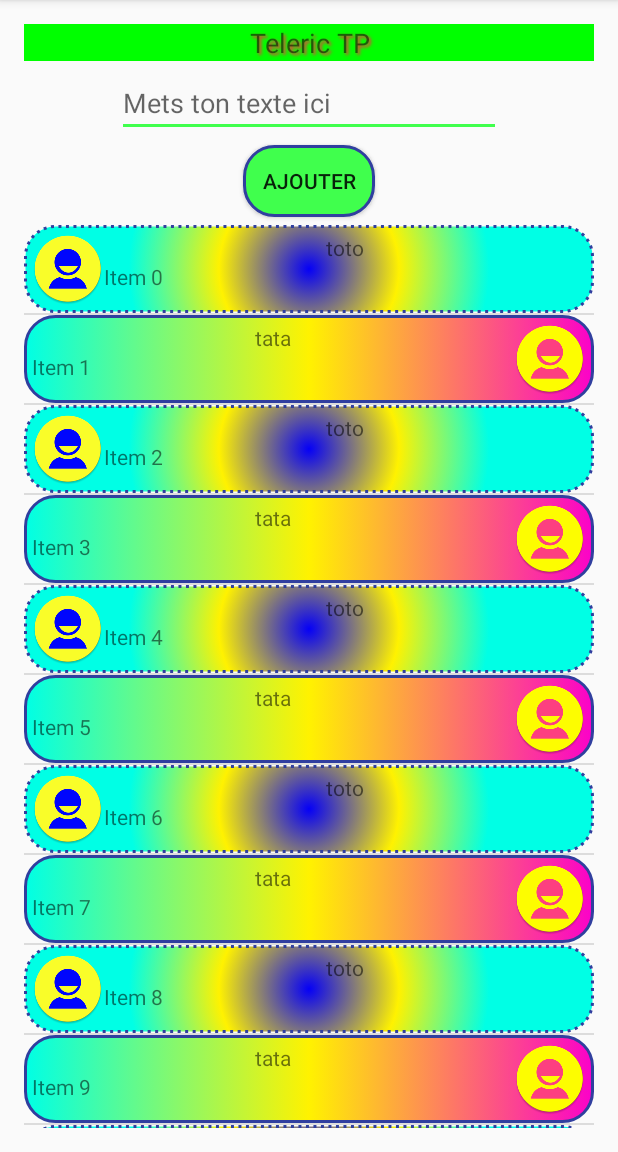
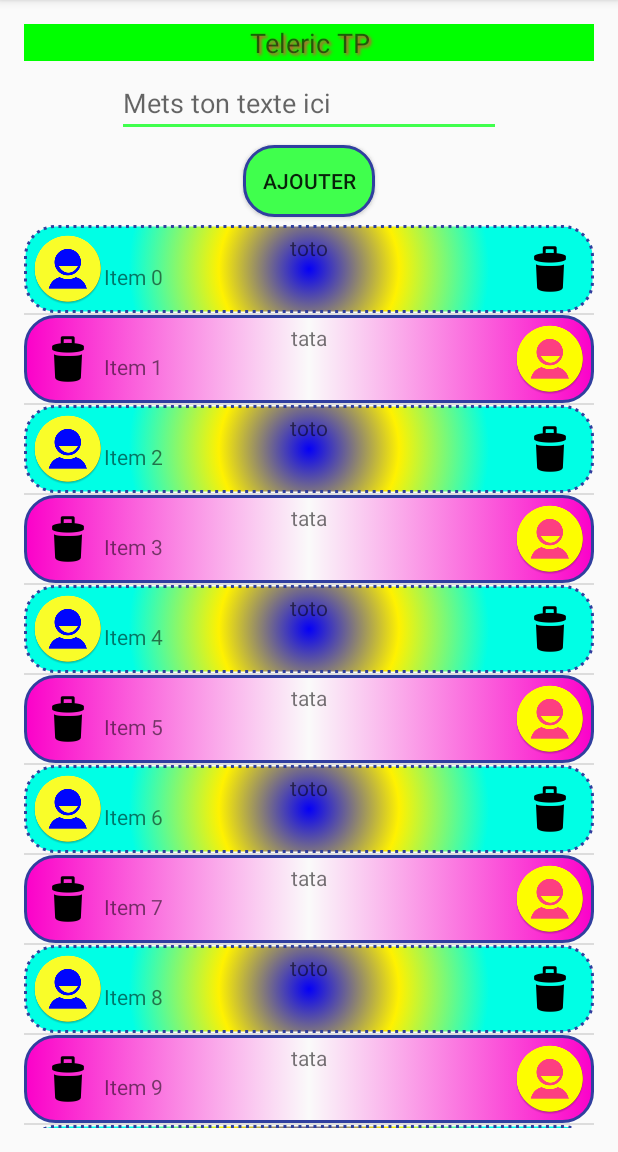
Before and after one commit to MathiasSeguy-Android2EE/MyApplicationTeleric, an Android app: the screen it shows after launch (MainActivity), on a phone screen of 412 x 824 dp, the part 84-1236 px from its top. Run offline under Robolectric (Android 15) with nearby library versions, the phone set to English and light mode, and no system bars.

Commit message:
Adding the trash and the delete item action. ListView tutorial is over

```diff
--- a/app/src/main/java/com/android2ee/formation/juilmmxvi/teleric/view/main/MainActivity.java
+++ b/app/src/main/java/com/android2ee/formation/juilmmxvi/teleric/view/main/MainActivity.java
@@ -120,7 +120,7 @@ public class MainActivity extends MotherActivity {
 //        messages.add(message);
 //        arrayAdapter.notifyDataSetChanged();
         //second
-        humanAdapter.add(new Human(messageTemp, humen.size()));
+        humanAdapter.insert(new Human(messageTemp, humen.size()),0);
         edtMessage.setText("");
     }
 
--- a/app/src/main/java/com/android2ee/formation/juilmmxvi/teleric/view/main/adapter/HumanAdapter.java
+++ b/app/src/main/java/com/android2ee/formation/juilmmxvi/teleric/view/main/adapter/HumanAdapter.java
@@ -68,6 +68,13 @@ public class HumanAdapter extends ArrayAdapter<Human> {
 
     }
 
+    /**
+     * Remove the item at the position position
+     * @param position
+     */
+    private void remove(int position){
+        remove(getItem(position));
+    }
     /***********************************************************
      * Temp variable for getView to avoid creating pointer
      **********************************************************/
@@ -85,7 +92,7 @@ public class HumanAdapter extends ArrayAdapter<Human> {
             }else{
                 rowView=inflater.inflate(R.layout.human_odd,parent,false);
             }
-            vh=new ViewHolder(rowView);
+            vh=new ViewHolder(rowView,this);
             rowView.setTag(vh);
         }
         //update the view
@@ -94,6 +101,7 @@ public class HumanAdapter extends ArrayAdapter<Human> {
         vh.getTxvName().setText(humanTemp.getName());
         vh.getTxvMessage().setText(humanTemp.getMessage());
         vh.getImvPicture().setImageResource(humanTemp.getPicture());
+        vh.setPosition(position);
         //return it
         return rowView;
     }
@@ -111,8 +119,7 @@ public class HumanAdapter extends ArrayAdapter<Human> {
     public int getItemViewType(int position) {
         //depending on the position return in which pool to pick the view
         humanTemp=getItem(position);
-
-        return humanTemp.getName().equals("toto")?0:1;
+        return position%2==0?0:1;
     }
 
     /***********************************************************
@@ -120,11 +127,21 @@ public class HumanAdapter extends ArrayAdapter<Human> {
      **********************************************************/
     public class ViewHolder{
         private TextView txvName,txvMessage;
-        private ImageView imvPicture;
-        public ViewHolder(View view){
+        private ImageView imvPicture,imvDelete;
+        private int position;
+        private HumanAdapter adapter;
+        public ViewHolder(View view, final HumanAdapter adapter){
             txvName= (TextView) view.findViewById(R.id.txvName);
             txvMessage= (TextView) view.findViewById(R.id.txvMessage);
             imvPicture= (ImageView) view.findViewById(R.id.imvPicture);
+            imvDelete= (ImageView) view.findViewById(R.id.imvDelete);
+            this.adapter=adapter;
+            imvDelete.setOnClickListener(new View.OnClickListener() {
+                @Override
+                public void onClick(View v) {
+                    adapter.remove(position);
+                }
+            });
         }
 
         public ImageView getImvPicture() {
@@ -138,5 +155,9 @@ public class HumanAdapter extends ArrayAdapter<Human> {
         public TextView getTxvName() {
             return txvName;
         }
+
+        public void setPosition(int position) {
+            this.position = position;
+        }
     }
 }
--- a/app/src/main/res/drawable/shape_odd.xml
+++ b/app/src/main/res/drawable/shape_odd.xml
@@ -4,8 +4,8 @@
 		android:radius="20dp" />
 	<gradient
 		android:angle="0"
-		android:centerColor="#fff200"
-		android:startColor="#00ffe5"
+		android:startColor="#fb01c9"
+		android:centerColor="@color/translucent"
 		android:endColor="#fb01c9"
 		android:type="linear"
 	/>
--- a/app/src/main/res/layout/human_even.xml
+++ b/app/src/main/res/layout/human_even.xml
@@ -16,6 +16,7 @@
 		android:layout_width="match_parent"
 		android:layout_height="wrap_content"
 		android:gravity="center"
+		android:layout_weight="1"
 		android:orientation="vertical">
 		<TextView
 			android:id="@+id/txvName"
@@ -28,4 +29,10 @@
 			android:layout_gravity="left"/>
 
 	</LinearLayout>
+	<ImageView
+		android:id="@+id/imvDelete"
+		android:src="@mipmap/ic_delete"
+		android:layout_width="wrap_content"
+		android:layout_height="wrap_content"
+		android:layout_gravity="center"/>
 </LinearLayout>
--- a/app/src/main/res/layout/human_odd.xml
+++ b/app/src/main/res/layout/human_odd.xml
@@ -7,7 +7,12 @@
 			  android:padding="5dp"
 			  android:layout_marginBottom="5dp"
 			  android:layout_marginTop="5dp">
-
+	<ImageView
+		android:id="@+id/imvDelete"
+		android:src="@mipmap/ic_delete"
+		android:layout_width="wrap_content"
+		android:layout_height="wrap_content"
+		android:layout_gravity="center"/>
 	<LinearLayout
 		android:layout_width="wrap_content"
 		android:layout_height="wrap_content"
```
Also changed, not shown: app/src/main/ic_delete-web.png (added), app/src/main/res/mipmap-hdpi/ic_delete.png (added), app/src/main/res/mipmap-mdpi/ic_delete.png (added), app/src/main/res/mipmap-xhdpi/ic_delete.png (added), app/src/main/res/mipmap-xxhdpi/ic_delete.png (added), app/src/main/res/mipmap-xxxhdpi/ic_delete.png (added).
